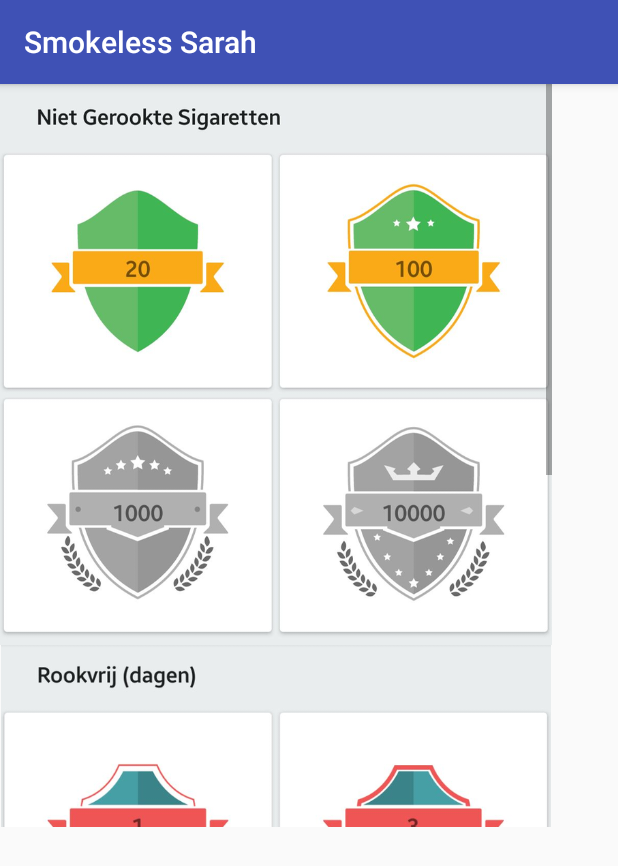
After one commit to Ayoub3738/ProjectPAD07, an Android app: the AchievementActivity screen opened directly, with no data from a screen before it, on a phone screen of 412 x 824 dp. The commit adds this screen. Shown: the top 866 px of the screen. Run offline under Robolectric (Android 15) with nearby library versions, the phone set to English and light mode, and no system bars.

Commit message:
Added: Achievement scherm

```diff
--- a/SmokeS/app/src/main/AndroidManifest.xml
+++ b/SmokeS/app/src/main/AndroidManifest.xml
@@ -11,8 +11,8 @@
         android:theme="@style/AppTheme">
         <activity
             android:name=".MainActivity"
+            android:label="@string/app_name"
             android:screenOrientation="portrait"
-            android:label="@string/app_name"
             android:theme="@style/AppTheme.NoActionBar">
             <intent-filter>
                 <action android:name="android.intent.action.MAIN" />
@@ -20,12 +20,16 @@
                 <category android:name="android.intent.category.LAUNCHER" />
             </intent-filter>
         </activity>
-        <activity android:name=".SelectTimeActivity"
-            android:screenOrientation="portrait"/>
-        <activity android:name=".ProgressActivity"
-            android:screenOrientation="portrait"/>
-        <activity android:name=".SettingsActivity"
-            android:screenOrientation="portrait"></activity>
+        <activity
+            android:name=".SelectTimeActivity"
+            android:screenOrientation="portrait" />
+        <activity
+            android:name=".ProgressActivity"
+            android:screenOrientation="portrait" />
+        <activity
+            android:name=".SettingsActivity"
+            android:screenOrientation="portrait" />
+        <activity android:name=".AchievementActivity"></activity>
     </application>
 
 </manifest>
--- /dev/null
+++ b/SmokeS/app/src/main/java/com/example/ayoubelyaghmouri/smokes/AchievementActivity.java
@@ -0,0 +1,13 @@
+package com.example.ayoubelyaghmouri.smokes;
+
+import android.support.v7.app.AppCompatActivity;
+import android.os.Bundle;
+
+public class AchievementActivity extends AppCompatActivity {
+
+    @Override
+    protected void onCreate(Bundle savedInstanceState) {
+        super.onCreate(savedInstanceState);
+        setContentView(R.layout.activity_achievement);
+    }
+}
--- a/SmokeS/app/src/main/java/com/example/ayoubelyaghmouri/smokes/MainActivity.java
+++ b/SmokeS/app/src/main/java/com/example/ayoubelyaghmouri/smokes/MainActivity.java
@@ -150,7 +150,8 @@ public class MainActivity extends AppCompatActivity
             Intent statusIntent = new Intent(MainActivity.this, ProgressActivity.class);
             startActivity(statusIntent);
         } else if (id == R.id.nav_achievements) {
-
+            Intent achievementIntent = new Intent(MainActivity.this, AchievementActivity.class);
+            startActivity(achievementIntent);
         } else if (id == R.id.nav_settings) {
             Intent settingsIntent = new Intent(MainActivity.this, SettingsActivity.class);
             startActivity(settingsIntent);
--- /dev/null
+++ b/SmokeS/app/src/main/res/layout/activity_achievement.xml
@@ -0,0 +1,39 @@
+<?xml version="1.0" encoding="utf-8"?>
+<android.support.constraint.ConstraintLayout xmlns:android="http://schemas.android.com/apk/res/android"
+    xmlns:app="http://schemas.android.com/apk/res-auto"
+    xmlns:tools="http://schemas.android.com/tools"
+    android:layout_width="match_parent"
+    android:layout_height="match_parent"
+    tools:context="com.example.ayoubelyaghmouri.smokes.AchievementActivity">
+
+    <ScrollView
+        android:layout_width="368dp"
+        android:layout_height="495dp"
+        tools:layout_editor_absoluteX="8dp"
+        tools:layout_editor_absoluteY="8dp">
+
+        <LinearLayout
+            android:layout_width="match_parent"
+            android:layout_height="wrap_content"
+            android:orientation="vertical"
+            android:weightSum="1">
+
+            <ImageView
+                android:id="@+id/imageView10"
+                android:layout_width="match_parent"
+                android:layout_height="374dp"
+                app:srcCompat="@drawable/achievements_lijst_2" />
+
+            <ImageView
+                android:id="@+id/imageView9"
+                android:layout_width="match_parent"
+                android:layout_height="568dp"
+                android:layout_weight="0.84"
+                app:srcCompat="@drawable/achievements_lijst_1"
+                tools:layout_editor_absoluteX="0dp"
+                tools:layout_editor_absoluteY="0dp" />
+
+        </LinearLayout>
+    </ScrollView>
+
+</android.support.constraint.ConstraintLayout>
```
Also changed, not shown: SmokeS/app/src/main/ic_achievements1-web.png (added), SmokeS/app/src/main/ic_achievements2-web.png (added), SmokeS/app/src/main/res/drawable-hdpi/achievements_lijst_1.png (added), SmokeS/app/src/main/res/drawable-hdpi/achievements_lijst_2.png (added), SmokeS/app/src/main/res/drawable-mdpi/achievements_lijst_1.png (added), SmokeS/app/src/main/res/drawable-mdpi/achievements_lijst_2.png (added), SmokeS/app/src/main/res/drawable-xhdpi/achievements_lijst_1.png (added), SmokeS/app/src/main/res/drawable-xhdpi/achievements_lijst_2.png (added), SmokeS/app/src/main/res/drawable-xxhdpi/achievements_lijst_1.png (added), SmokeS/app/src/main/res/drawable-xxhdpi/achievements_lijst_2.png (added), SmokeS/app/src/main/res/drawable-xxxhdpi/achievements_lijst_1.png (added), SmokeS/app/src/main/res/drawable-xxxhdpi/achievements_lijst_2.png (added).
